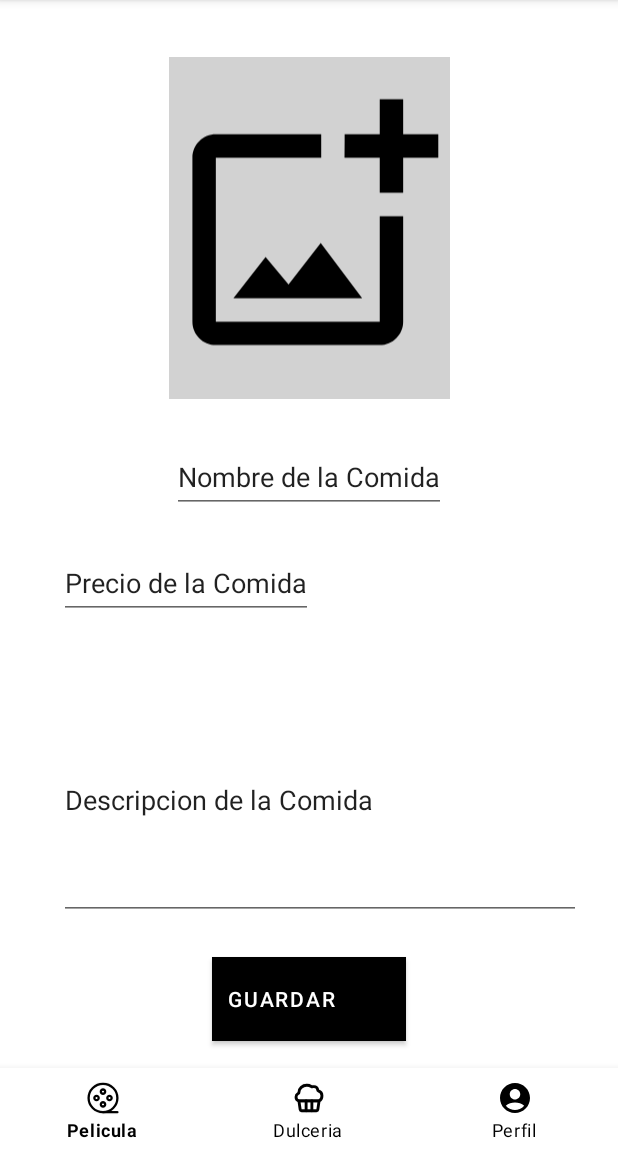
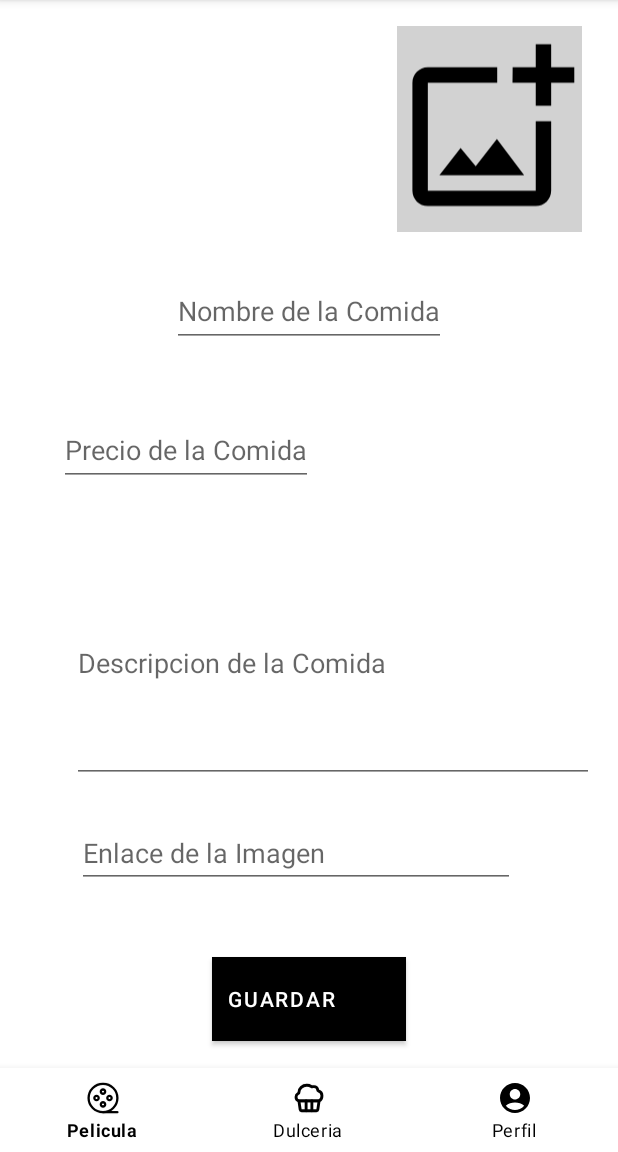
Before and after one commit to Hearly98/cinespoiler, an Android app: the fragment AdminAddFood placed in its activity, on a phone screen of 412 x 824 dp, the part 84-1236 px from its top. Run offline under Robolectric (Android 15) with nearby library versions, the phone set to English and light mode, and no system bars; our stand-ins replace Firebase (no records; nobody signed in at launch, a user with empty details on screens opened directly).

Commit message:
food registrar funcional

```diff
--- a/app/build.gradle.kts
+++ b/app/build.gradle.kts
@@ -60,6 +60,7 @@ dependencies {
     //dependencia para la base de datos de Firestore
     implementation("com.google.firebase:firebase-firestore:25.0.0")
     implementation("com.google.firebase:firebase-storage:21.0.0")
+    implementation("com.google.firebase:firebase-firestore-ktx:25.0.0")
     kapt("androidx.room:room-compiler:2.5.0")
     implementation("androidx.room:room-ktx:2.5.0")
 
--- a/app/src/main/java/com/cinespoiler/ui/fragments/AdminAddFood.kt
+++ b/app/src/main/java/com/cinespoiler/ui/fragments/AdminAddFood.kt
@@ -3,10 +3,14 @@ package com.cinespoiler.ui.fragments
 import android.os.Bundle
 import androidx.fragment.app.Fragment
 import android.view.LayoutInflater
+import android.view.Menu
+import android.view.MenuInflater
+import android.view.MenuItem
 import android.view.View
 import android.view.ViewGroup
 import android.widget.Button
 import android.widget.EditText
+import android.widget.Switch
 import androidx.recyclerview.widget.GridLayoutManager
 import androidx.recyclerview.widget.LinearLayoutManager
 import androidx.recyclerview.widget.RecyclerView
@@ -16,23 +20,66 @@ import com.google.firebase.firestore.FirebaseFirestore
 import com.google.firebase.firestore.toObjects
 import com.google.firebase.ktx.Firebase
 
-class AdminAddFood : Fragment() {
-    private lateinit var foodAdapter: FoodAdapter
-    private val listFood = mutableListOf<Food>()
+class AdminAddFood  : Fragment()  {
+    private lateinit var foodNameEditText: EditText
+    private lateinit var foodPriceEditText: EditText
+    private lateinit var foodDescriptionEditText: EditText
+    private lateinit var foodImageLinkEditText: EditText
+    private lateinit var btnAddFood: Button
+    private val db = FirebaseFirestore.getInstance()
+
     override fun onCreateView(
         inflater: LayoutInflater, container: ViewGroup?,
         savedInstanceState: Bundle?
     ): View? {
-       //Inflate the layout for this fragment
-        var view = inflater.inflate(R.layout.fragment_admin_add_food, container, false)
-        foodAdapter = FoodAdapter(listFood)
-        val btnAddFood = view.findViewById<Button>(R.id.btn_AddFood)
-       /* btnAddFood.setOnClickListener {
+        val view = inflater.inflate(R.layout.fragment_admin_add_food, container, false)
+
+        foodNameEditText = view.findViewById(R.id.tv_foodNameAdd)
+        foodPriceEditText = view.findViewById(R.id.tv_foodPriceAdd)
+        foodDescriptionEditText = view.findViewById(R.id.tv_foodDescriptionAdd)
+        foodImageLinkEditText = view.findViewById(R.id.tv_foodImageLinkAdd)
+        btnAddFood = view.findViewById(R.id.btn_AddFood)
+
+        btnAddFood.setOnClickListener {
             addFood()
-        }*/
+        }
 
         return view
+    }
+
+    private fun addFood() {
+        val foodName = foodNameEditText.text.toString().trim()
+        val foodPrice = foodPriceEditText.text.toString().trim()
+        val foodDescription = foodDescriptionEditText.text.toString().trim()
+        val foodImageLink = foodImageLinkEditText.text.toString().trim()
+
+        if (foodName.isNotEmpty() && foodPrice.isNotEmpty() && foodDescription.isNotEmpty() && foodImageLink.isNotEmpty()) {
+            val food = Food(
+                name = foodName,
+                price = foodPrice,
+                description = foodDescription,
+                isFavorite = false, // O cambiar según tu lógica
+                img = foodImageLink
+            )
+
+            db.collection("food")
+                .add(food)
+                .addOnSuccessListener {
+                    // Limpiar los campos de texto después de agregar
+                    foodNameEditText.text.clear()
+                    foodPriceEditText.text.clear()
+                    foodDescriptionEditText.text.clear()
+                    foodImageLinkEditText.text.clear()
+                    // Mostrar mensaje de éxito
+                }
+                .addOnFailureListener { e ->
+                    // Mostrar mensaje de error
+                }
+        } else {
+            // Mostrar mensaje de que todos los campos son obligatorios
         }
+    }
+}
 
     /*private fun addFood() {
         val DB = FirebaseFirestore.getInstance()
@@ -44,5 +91,5 @@ class AdminAddFood : Fragment() {
                     etNameFood.("food_name")
                 }
         }
-*/
-    }
+
+    }*/
--- /dev/null
+++ b/app/src/main/res/drawable/ic_add.xml
@@ -0,0 +1,5 @@
+<vector android:height="24dp" android:tint="#FFFFFFFF"
+    android:viewportHeight="24" android:viewportWidth="24"
+    android:width="24dp" xmlns:android="http://schemas.android.com/apk/res/android">
+    <path android:fillColor="@android:color/white" android:pathData="M19,13h-6v6h-2v-6H5v-2h6V5h2v6h6v2z"/>
+</vector>
--- /dev/null
+++ b/app/src/main/res/drawable/ic_delete.xml
@@ -0,0 +1,5 @@
+<vector android:height="24dp" android:tint="#FFFFFF"
+    android:viewportHeight="24" android:viewportWidth="24"
+    android:width="24dp" xmlns:android="http://schemas.android.com/apk/res/android">
+    <path android:fillColor="@android:color/white" android:pathData="M6,19c0,1.1 0.9,2 2,2h8c1.1,0 2,-0.9 2,-2V7H6v12zM19,4h-3.5l-1,-1h-5l-1,1H5v2h14V4z"/>
+</vector>
--- /dev/null
+++ b/app/src/main/res/drawable/ic_save.xml
@@ -0,0 +1,5 @@
+<vector android:height="24dp" android:tint="#FFFFFF"
+    android:viewportHeight="24" android:viewportWidth="24"
+    android:width="24dp" xmlns:android="http://schemas.android.com/apk/res/android">
+    <path android:fillColor="@android:color/white" android:pathData="M17,3L5,3c-1.11,0 -2,0.9 -2,2v14c0,1.1 0.89,2 2,2h14c1.1,0 2,-0.9 2,-2L21,7l-4,-4zM12,19c-1.66,0 -3,-1.34 -3,-3s1.34,-3 3,-3 3,1.34 3,3 -1.34,3 -3,3zM15,9L5,9L5,5h10v4z"/>
+</vector>
--- a/app/src/main/res/layout/fragment_admin_add_food.xml
+++ b/app/src/main/res/layout/fragment_admin_add_food.xml
@@ -11,26 +11,27 @@
         android:layout_width="match_parent"
         android:layout_height="match_parent"
         >
+
         <ImageView
             android:id="@+id/imgFoodAdd"
-            android:layout_width="187dp"
-            android:layout_height="228dp"
+            android:layout_width="123dp"
+            android:layout_height="137dp"
             android:background="@color/gray"
             android:src="@drawable/ic_add_photo"
             app:layout_constraintBottom_toBottomOf="parent"
             app:layout_constraintEnd_toEndOf="parent"
-            app:layout_constraintHorizontal_bias="0.5"
+            app:layout_constraintHorizontal_bias="0.916"
             app:layout_constraintStart_toStartOf="parent"
             app:layout_constraintTop_toTopOf="parent"
-            app:layout_constraintVertical_bias="0.078"
-            />
+            app:layout_constraintVertical_bias="0.03" />
 
         <EditText
             android:id="@+id/tv_foodNameAdd"
             android:layout_width="wrap_content"
             android:layout_height="48dp"
             android:layout_marginTop="24dp"
-            android:text="Nombre de la Comida"
+            android:text=""
+            android:hint="Nombre de la Comida"
             app:layout_constraintTop_toBottomOf="@+id/imgFoodAdd"
             app:layout_constraintBottom_toBottomOf="parent"
             app:layout_constraintLeft_toLeftOf="parent"
@@ -44,7 +45,7 @@
             android:layout_height="48dp"
             android:layout_marginTop="24dp"
             android:inputType="number"
-            android:text="Precio de la Comida"
+            android:hint="Precio de la Comida"
             app:layout_constraintBottom_toBottomOf="parent"
             app:layout_constraintHorizontal_bias="0.161"
             app:layout_constraintLeft_toLeftOf="parent"
@@ -56,13 +57,13 @@
             android:id="@+id/tv_foodDescriptionAdd"
             android:layout_width="348dp"
             android:layout_height="159dp"
-            android:text="Descripcion de la Comida"
+            android:hint="Descripcion de la Comida"
             app:layout_constraintBottom_toBottomOf="parent"
-            app:layout_constraintHorizontal_bias="0.619"
+            app:layout_constraintHorizontal_bias="0.746"
             app:layout_constraintLeft_toLeftOf="parent"
             app:layout_constraintRight_toRightOf="parent"
             app:layout_constraintTop_toBottomOf="@+id/imgFoodAdd"
-            app:layout_constraintVertical_bias="0.656" />
+            app:layout_constraintVertical_bias="0.522" />
 
         <Button
             android:id="@+id/btn_AddFood"
@@ -79,6 +80,19 @@
             app:layout_constraintTop_toTopOf="parent"
             app:layout_constraintVertical_bias="0.973" />
 
+        <EditText
+            android:id="@+id/tv_foodImageLinkAdd"
+            android:layout_width="292dp"
+            android:layout_height="46dp"
+            android:layout_marginTop="24dp"
+            android:hint="Enlace de la Imagen"
+            app:layout_constraintBottom_toTopOf="@id/btn_AddFood"
+            app:layout_constraintHorizontal_bias="0.427"
+            app:layout_constraintLeft_toLeftOf="parent"
+            app:layout_constraintRight_toRightOf="parent"
+            app:layout_constraintTop_toBottomOf="@+id/tv_foodDescriptionAdd"
+            app:layout_constraintVertical_bias="0.0" />
+
 
     </androidx.constraintlayout.widget.ConstraintLayout>
 
```
Also changed, not shown: app/src/main/java/com/cinespoiler/MainActivity.kt (+7 -0 lines), app/src/main/res/menu/food_crud.xml (added, +27 -0 lines).
